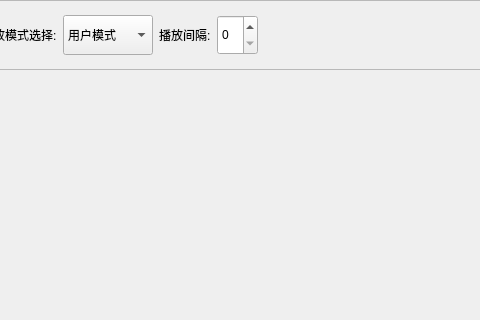
YUN-LJ/FrameFlow, file FrameFlow/pyside6_GUI/sub_ui/wallpaper/ui/wallpaper.ui: the form before one commit; both pictures show x 115 to 595 and y 0 to 320 of the 800 by 500 pixel window.
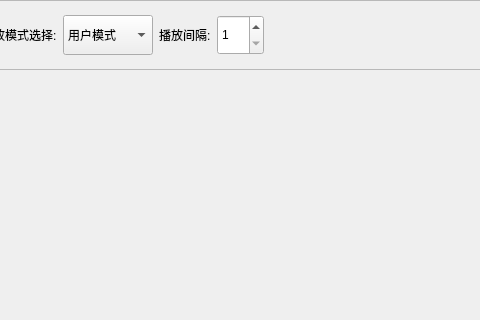
The form after the commit. Custom widgets are drawn as their Qt base class.

Patch:
```diff
--- a/FrameFlow/pyside6_GUI/sub_ui/wallpaper/ui/wallpaper.ui
+++ b/FrameFlow/pyside6_GUI/sub_ui/wallpaper/ui/wallpaper.ui
@@ -110,6 +110,12 @@
            <height>40</height>
           </size>
          </property>
+         <property name="minimum">
+          <number>1</number>
+         </property>
+         <property name="maximum">
+          <number>600</number>
+         </property>
         </widget>
        </item>
        <item>
```
